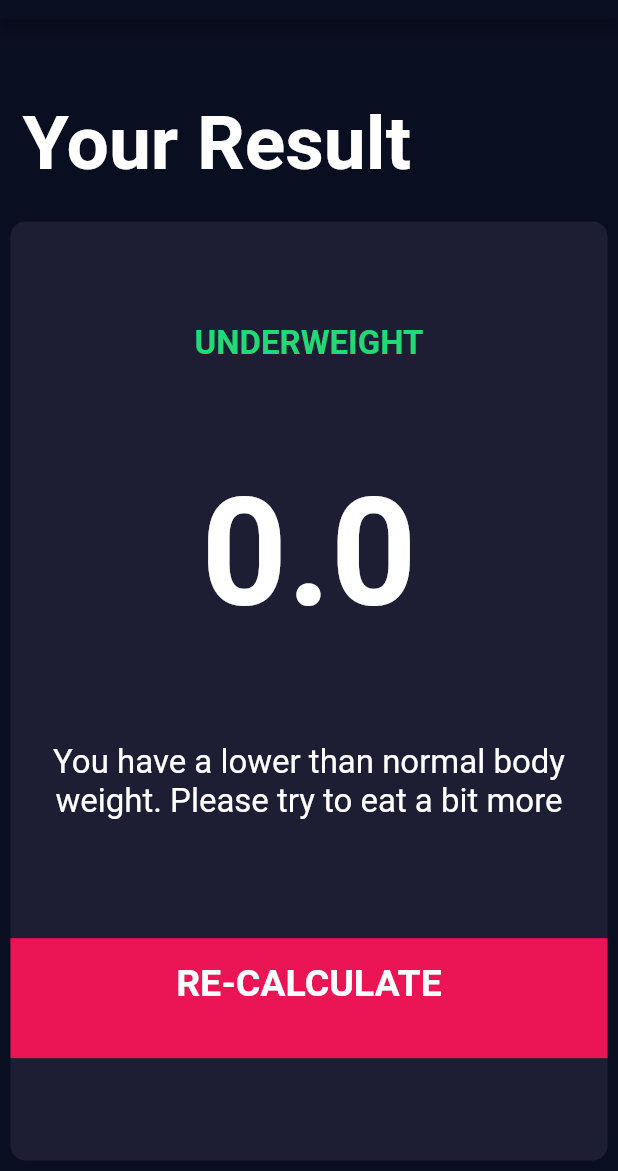
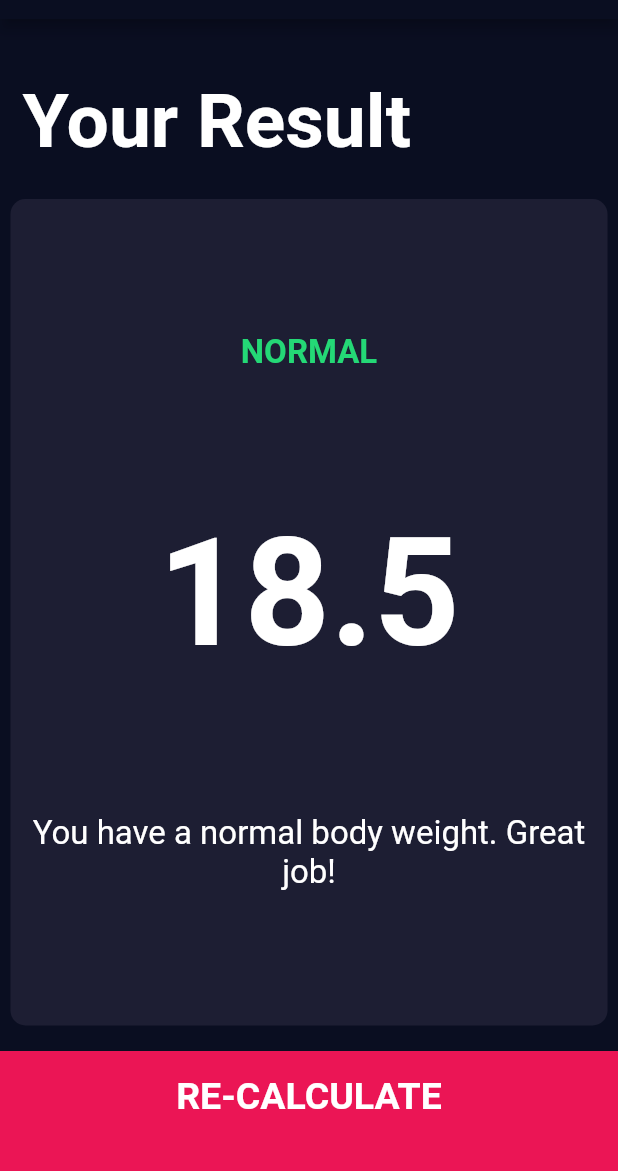
Before and after one commit to Fakorede/flutter-bmi-calculator, a Flutter app: the screen it shows after launch, after a tap on "CALCULATE", on a phone screen of 412 x 824 dp, the part 65-1236 px from its top. Run offline on Flutter 3.47's test engine with Material 2 defaults, Android fonts, the phone set to English and light mode, and no system bars; our stand-ins replace font_awesome_flutter.

Commit message:
made some fixes to the UI and functionality

```diff
--- a/lib/screens/calculator_brain.dart
+++ b/lib/screens/calculator_brain.dart
@@ -9,7 +9,7 @@ class CalculatorBrain {
   CalculatorBrain({this.height, this.weight});
 
   String calculateBMI() {
-    _bmi = weight / pow(height, 2);
+    _bmi = weight / pow(height / 100, 2);
     return _bmi.toStringAsFixed(1);
   }
 
```
Also changed, not shown: lib/screens/results_page.dart (+6 -6 lines).
